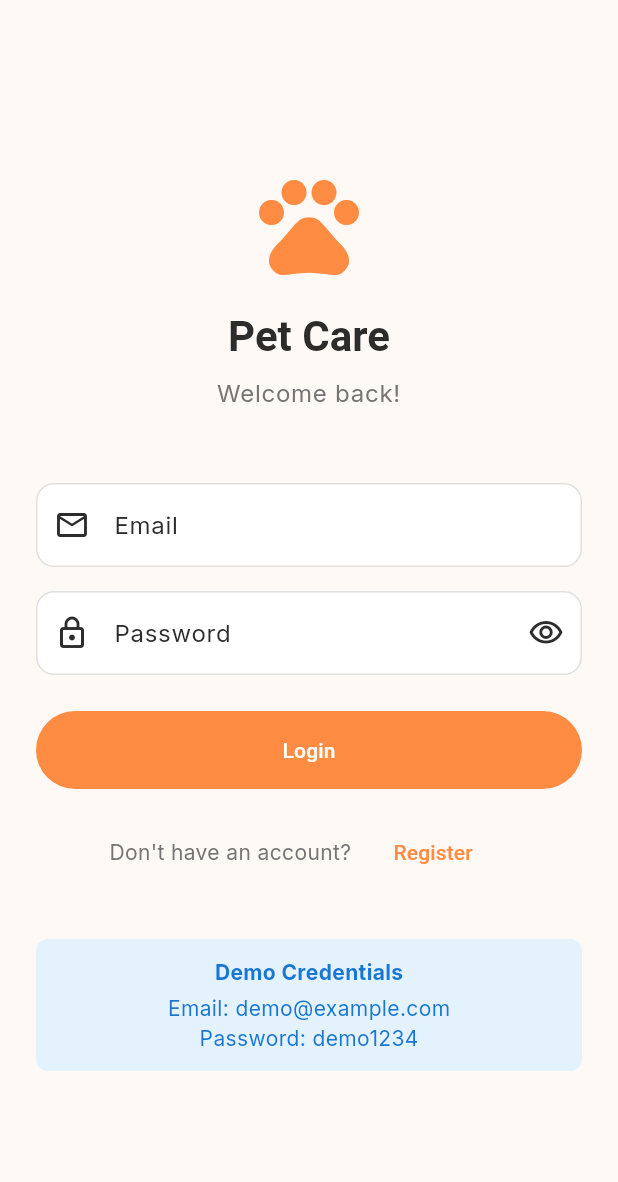
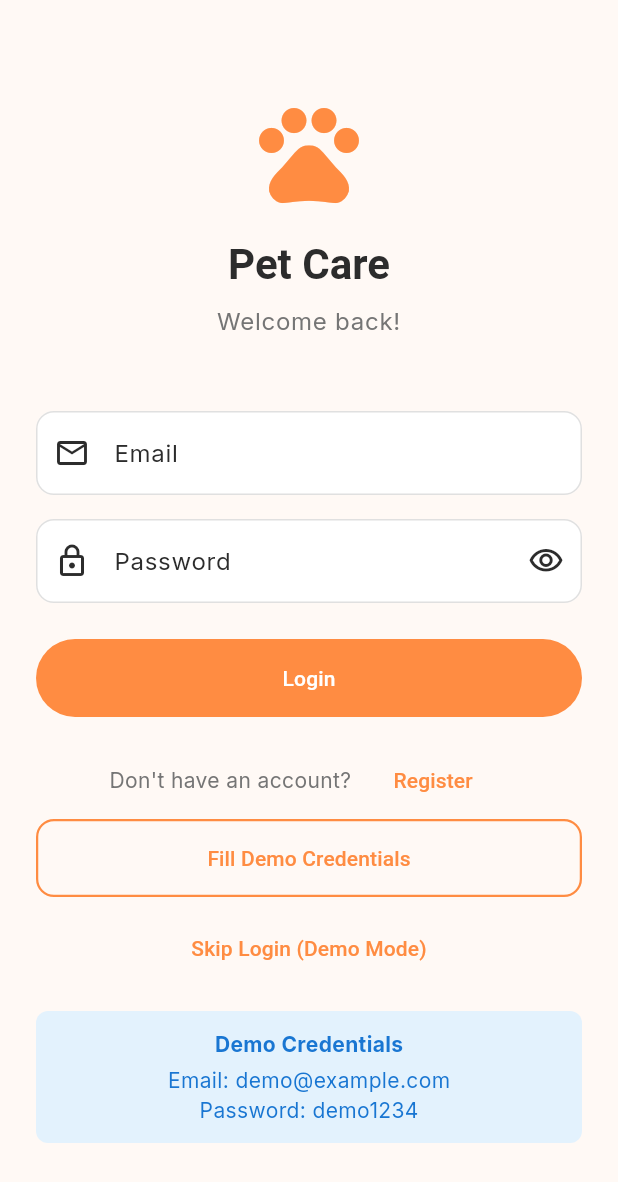
Before and after one commit to Collab-rium/project-pet-care, a Flutter app: the LoginScreen screen opened directly, on a phone screen of 412 x 824 dp. Shown: the top 1182 px of the screen. Run offline on Flutter 3.47's test engine with Material 3 defaults, Android fonts, the phone set to English and light mode, and no system bars; our stand-ins replace file_picker, firebase_core, firebase_messaging, fl_chart, flutter_secure_storage, google_fonts and 3 more; accounts and stored records are empty; network calls fail.

Commit message:
feat: add demo mode shortcuts to login screen
- Added 'Fill Demo Credentials' button to auto-fill test account
- Added 'Skip Login (Demo Mode)' button to bypass auth for UI testing
- Improves developer experience and makes UI testing easier without backend

Co-authored-by: Copilot <223556219+Copilot@users.noreply.github.com>

```diff
--- a/frontend/lib/screens/login_screen.dart
+++ b/frontend/lib/screens/login_screen.dart
@@ -210,8 +210,28 @@ class _LoginScreenState extends State<LoginScreen> {
                     ],
                   ),
 
+                  // Quick demo button
+                  OutlinedButton(
+                    onPressed: () {
+                      _emailController.text = 'demo@example.com';
+                      _passwordController.text = 'demo1234';
+                    },
+                    child: const Text('Fill Demo Credentials'),
+                  ),
+
+                  const SizedBox(height: 8),
+
+                  // Skip login button (for UI testing)
+                  TextButton(
+                    onPressed: () {
+                      // Skip auth and go directly to home
+                      Navigator.of(context).pushReplacementNamed('/home');
+                    },
+                    child: const Text('Skip Login (Demo Mode)'),
+                  ),
+
                   // Demo credentials hint
-                  const SizedBox(height: 32),
+                  const SizedBox(height: 16),
                   Container(
                     padding: const EdgeInsets.all(12),
                     decoration: BoxDecoration(
```
